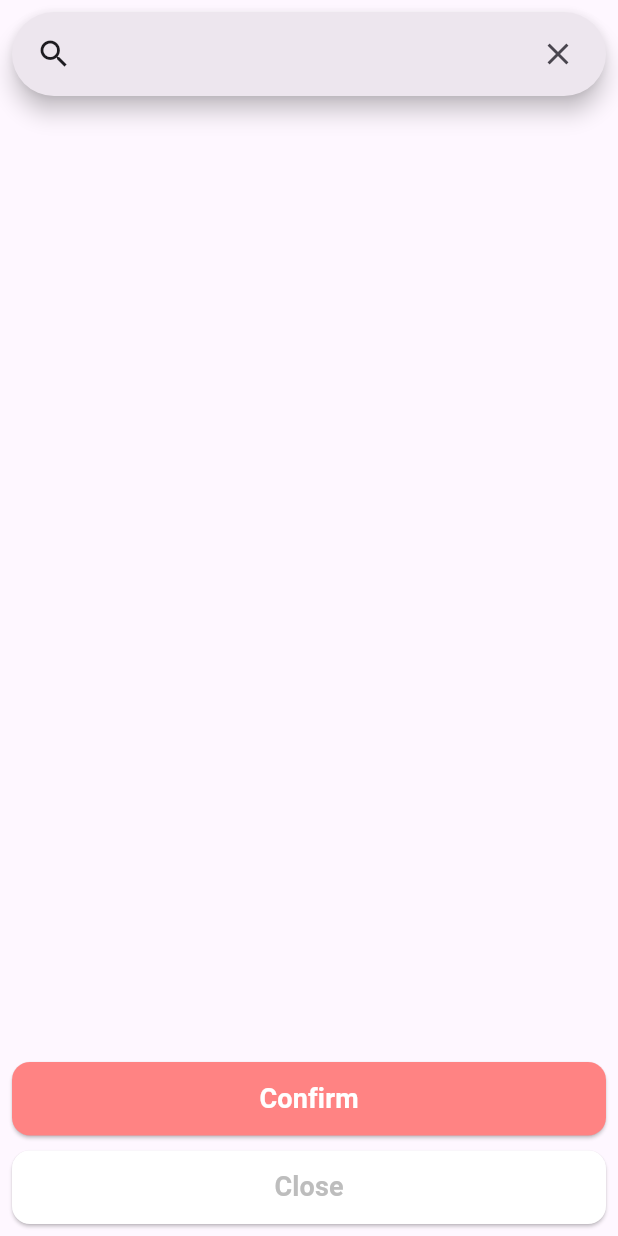
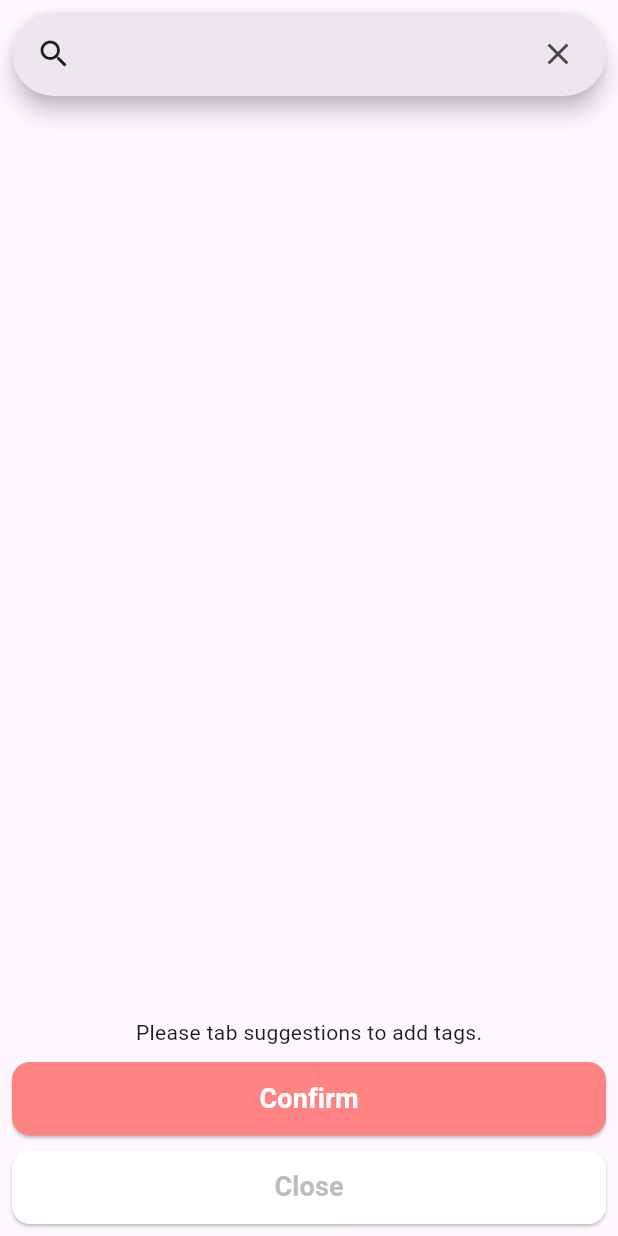
Before and after one commit to banana-madcamp/banana, a Flutter app: the TagSearchDialog screen opened directly, on a phone screen of 412 x 824 dp. Run offline on Flutter 3.47's test engine with Material 3 defaults, Android fonts, the phone set to English and light mode, and no system bars; our stand-ins replace firebase_core, get, image_picker, logger, permission_handler, skeletonizer and 1 more; missing offline and left inert: google_mlkit_image_labeling; accounts and stored records are empty; Roboto replaces fonts that are missing (Rubik); statements that could not run were skipped.

Commit message:
chore; searchbar description

```diff
--- a/lib/main/views/tag_search_dialog.dart
+++ b/lib/main/views/tag_search_dialog.dart
@@ -48,14 +48,19 @@ class _TagSearchDialogState extends State<TagSearchDialog> {
                         shape: RoundedRectangleBorder(
                           borderRadius: BorderRadius.circular(16),
                         ),
-                        backgroundColor: AppColors.primary.withValues(alpha: 0.2),
+                        backgroundColor: AppColors.primary.withValues(
+                          alpha: 0.2,
+                        ),
                         side: BorderSide(color: AppColors.primary),
-                        label: Text(tag ?? '', style: TextStyle(
-                          color: AppColors.black,
-                          fontSize: 14,
-                          fontWeight: FontWeight.w500,
-                          fontFamily: 'Rubik'
-                        ),),
+                        label: Text(
+                          tag ?? '',
+                          style: TextStyle(
+                            color: AppColors.black,
+                            fontSize: 14,
+                            fontWeight: FontWeight.w500,
+                            fontFamily: 'Rubik',
+                          ),
+                        ),
                         onDeleted: () {
                           setState(() {
                             selectedTags.remove(tag);
@@ -119,6 +124,8 @@ class _TagSearchDialogState extends State<TagSearchDialog> {
                 ),
               ),
               Expanded(child: Container()),
+              Text('Please tab suggestions to add tags.'),
+              const SizedBox(height: 10),
               MainBottomButton(
                 onPressed: () {
                   Get.back(result: selectedTags);
```
